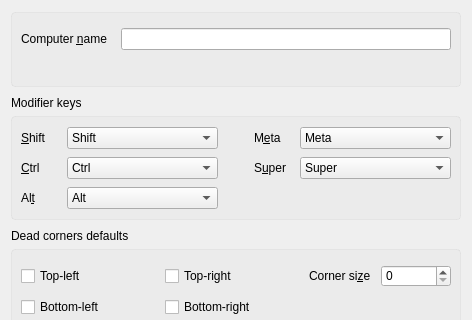
Before: the Qt Designer form src/gui/src/ScreenSettingsDialogBase.ui in deskflow/deskflow, drawn with Qt 5; both pictures show x 0 to 472 and y 0 to 320 of the 472 by 722 pixel window.
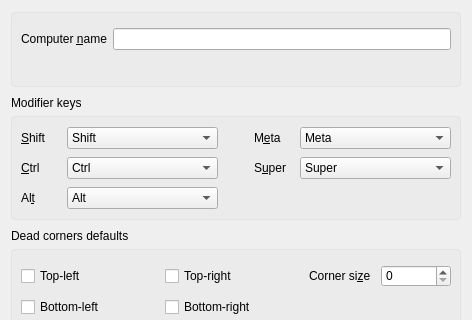
After: the same form once the commit is applied.

Commit message: SYNERGY-936 Update computer name validation

Patch:
```diff
--- a/src/gui/src/ScreenSettingsDialogBase.ui
+++ b/src/gui/src/ScreenSettingsDialogBase.ui
@@ -56,19 +56,14 @@
      <property name="frameShadow">
       <enum>QFrame::Raised</enum>
      </property>
-     <layout class="QVBoxLayout" name="verticalLayout_4">
+     <layout class="QGridLayout" name="gridLayout_4">
       <property name="topMargin">
        <number>15</number>
       </property>
       <property name="bottomMargin">
        <number>15</number>
       </property>
-      <item>
-       <layout class="QHBoxLayout">
-        <property name="spacing">
-         <number>14</number>
-        </property>
-        <item>
+      <item row="0" column="0">
          <widget class="QLabel" name="label_7">
           <property name="sizePolicy">
            <sizepolicy hsizetype="Preferred" vsizetype="Fixed">
@@ -84,7 +79,7 @@
           </property>
          </widget>
         </item>
-        <item>
+      <item row="0" column="1">
          <widget class="QLineEdit" name="m_pLineEditName">
           <property name="sizePolicy">
            <sizepolicy hsizetype="Expanding" vsizetype="Fixed">
@@ -97,9 +92,7 @@
           </property>
          </widget>
         </item>
-       </layout>
-      </item>
-      <item>
+      <item row="1" column="1">
        <widget class="QLabel" name="m_pLabelNameError">
         <property name="sizePolicy">
          <sizepolicy hsizetype="Preferred" vsizetype="Fixed">
@@ -123,7 +116,7 @@
          <string/>
         </property>
         <property name="alignment">
-         <set>Qt::AlignRight|Qt::AlignTrailing|Qt::AlignVCenter</set>
+         <set>Qt::AlignLeading|Qt::AlignLeft|Qt::AlignVCenter</set>
         </property>
        </widget>
       </item>
```
Lines whose indentation alone changed are shown as unchanged. The commit also changes 1 other file.
